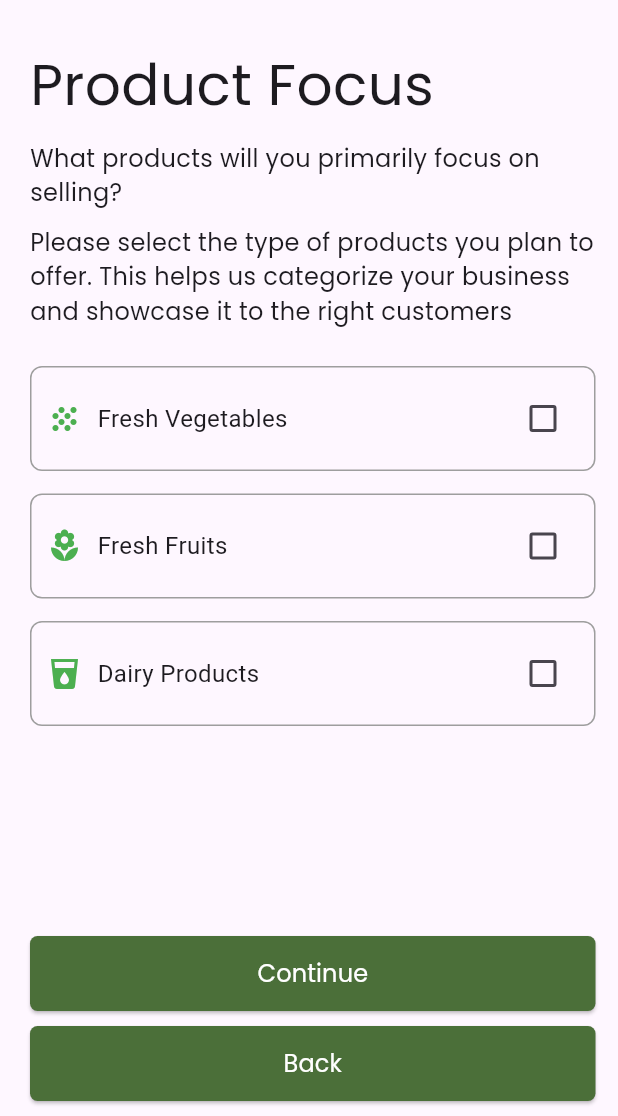
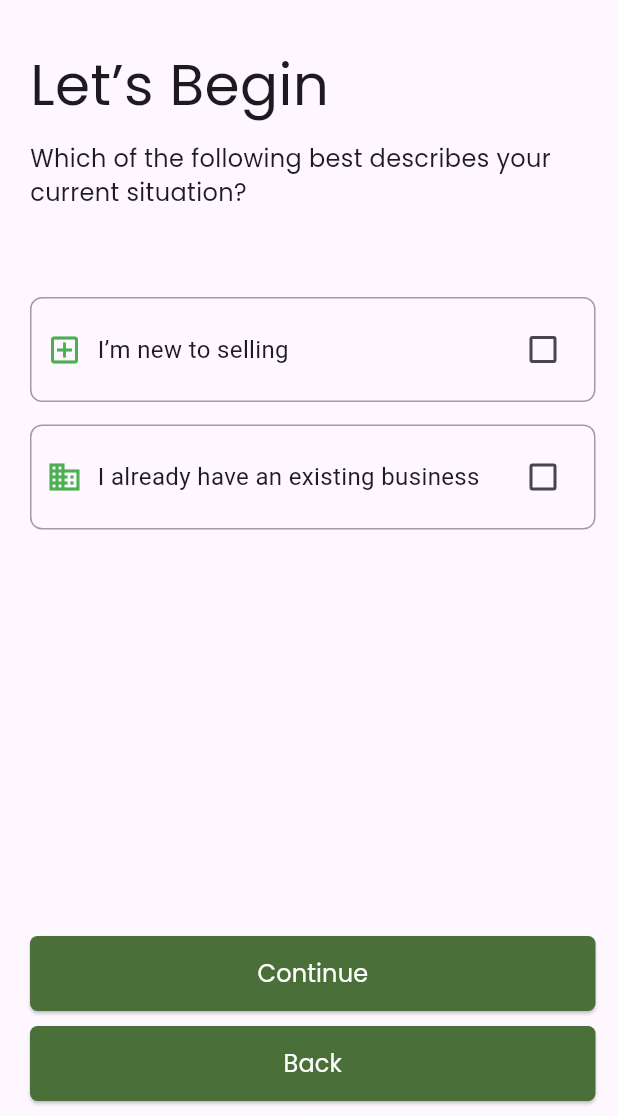
Before and after one commit to mystickminal14/Mero-Khet, a Flutter app: the HomePage screen opened by its route, after a tap on "Join the Marketplace", on a phone screen of 412 x 824 dp, the part 120-1236 px from its top. Run offline on Flutter 3.47's test engine with Material 3 defaults, Android fonts, the phone set to English and light mode, and no system bars.

Commit message:
added questionnaire pages

```diff
--- a/lib/main.dart
+++ b/lib/main.dart
@@ -1,5 +1,7 @@
 import 'package:flutter/material.dart';
 import 'package:merokhet/screens/auth/consumer_registration.dart';
+import 'package:merokhet/screens/auth/farmer_auth/questionnaire_1.dart';
+import 'package:merokhet/screens/auth/farmer_auth/questionnaire_2.dart';
 import 'package:merokhet/screens/auth/farmer_auth/questionnaire_3.dart';
 import 'package:merokhet/screens/auth/farmer_auth/questionnaire_4.dart';
 import 'package:merokhet/screens/auth/login_page.dart';
@@ -27,6 +29,8 @@ class MyApp extends StatelessWidget {
       routes: {
         '/login': (context) => const LoginPage(),
         '/consumer_registration': (context) => const ConsumerRegistration(),
+        '/qna1': (context) => const Questionnaire1(),
+        '/qna2': (context) => const Questionnaire2(),
         '/qna3': (context) => const Questionnaire3(),
         '/qna4': (context) => const Questionnaire4(),
         '/home': (context) => const HomePage(),
--- /dev/null
+++ b/lib/screens/auth/farmer_auth/questionnaire_1.dart
@@ -0,0 +1,96 @@
+import 'package:flutter/material.dart';
+import 'package:merokhet/widgets/QuestionnaireLayouts/custom_checkbox.dart';
+import 'package:merokhet/widgets/QuestionnaireLayouts/custom_next_button.dart';
+import 'package:merokhet/widgets/QuestionnaireLayouts/questionnaire_header.dart';
+import 'package:merokhet/widgets/QuestionnaireLayouts/questions.dart';
+
+class Questionnaire1 extends StatefulWidget {
+  const Questionnaire1({super.key});
+  @override
+  State<StatefulWidget> createState() {
+    return Questionnaire1state();
+  }
+}
+
+class Questionnaire1state extends State<Questionnaire1> {
+  final ans = "";
+  final title = "Let’s Begin";
+  final qna = "Which of the following best describes your current situation?";
+
+  @override
+  Widget build(BuildContext context) {
+    return Scaffold(
+      resizeToAvoidBottomInset: false,
+      body: SafeArea(
+        child: Container(
+          padding: const EdgeInsets.only(left: 20, right: 15, bottom: 10),
+          width: double.infinity,
+          child: Column(
+            mainAxisAlignment: MainAxisAlignment.spaceBetween,
+            children: [
+              Column(
+                children: [
+                  QuestionnaireHeader(
+                    onPressed: () {
+                      Navigator.pushNamed(context, '/qna3');
+                    },
+                  ),
+                  const SizedBox(
+                    height: 30,
+                  ),
+                  Column(
+                    children: [
+                      Questions(
+                        title: title,
+                        question: qna,
+                        ans: ans,
+                      ),
+                      const SizedBox(
+                        height: 25,
+                      ),
+                      CustomCheckbox(
+                        title: 'I’m new to selling',
+                        icon: Icons.add_box_outlined,
+                        initialValue: false,
+                        onChanged: (bool? value) {},
+                      ),
+                      const SizedBox(
+                        height: 15,
+                      ),
+                      CustomCheckbox(
+                        title: 'I already have an existing business',
+                        icon: Icons.business,
+                        initialValue: false,
+                        onChanged: (bool? value) {},
+                      ),
+                      const SizedBox(
+                        height: 15,
+                      ),
+                    ],
+                  ),
+                ],
+              ),
+              Column(
+                children: [
+                  CustomNextButton(
+                      text: "Continue",
+                      onPressed: () {
+                        Navigator.pushNamed(context, '/qna2');
+                      },
+                      buttonColor: const Color(0xFF4B6F39)),
+                  const SizedBox(height: 10),
+                  CustomNextButton(
+                      text: "Back",
+                      onPressed: () {
+                        Navigator.pushNamed(context, '/home');
+                      },
+                      buttonColor: const Color(0xFF4B6F39))
+                ],
+              )
+            ],
+          ),
+        ),
+      ),
+    );
+  }
+}
--- a/lib/screens/auth/login_page.dart
+++ b/lib/screens/auth/login_page.dart
@@ -159,7 +159,7 @@ class _LoginPageState extends State<LoginPage> {
             Row(
               mainAxisAlignment: MainAxisAlignment.center,
               children: [
-                const Text("New To Platform?",
+                const Text("New To Platform? ",
                     style: TextStyle(
                         fontSize: 12,
                         fontFamily: 'poppins',
--- a/lib/screens/home/home.dart
+++ b/lib/screens/home/home.dart
@@ -84,7 +84,7 @@ class HomePage extends StatelessWidget {
                     CustomButton(
                       text: "Join the Marketplace",
                       onPressed: () {
-                        Navigator.pushNamed(context, '/qna3');
+                        Navigator.pushNamed(context, '/qna1');
                       },
                     ),
                     const SizedBox(
--- a/lib/widgets/QuestionnaireLayouts/custom_next_button.dart
+++ b/lib/widgets/QuestionnaireLayouts/custom_next_button.dart
@@ -15,12 +15,12 @@ class CustomNextButton extends StatelessWidget {
     return ElevatedButton(
       onPressed: onPressed,
       style: ButtonStyle(
-        foregroundColor: const MaterialStatePropertyAll(Colors.white),
-        minimumSize: const MaterialStatePropertyAll(
+        foregroundColor: const WidgetStatePropertyAll(Colors.white),
+        minimumSize: const WidgetStatePropertyAll(
           Size(double.infinity, 50),
         ),
-        backgroundColor: MaterialStatePropertyAll(buttonColor),
-        shape: const MaterialStatePropertyAll(
+        backgroundColor: WidgetStatePropertyAll(buttonColor),
+        shape: const WidgetStatePropertyAll(
           RoundedRectangleBorder(
             borderRadius: BorderRadius.all(Radius.circular(5)),
           ),
--- a/lib/widgets/custom_button.dart
+++ b/lib/widgets/custom_button.dart
@@ -5,13 +5,11 @@ class CustomButton extends StatelessWidget {
   final VoidCallback onPressed;
   final Color buttonColor;
 
-
   const CustomButton({
     super.key,
     required this.text,
     required this.onPressed,
     this.buttonColor = const Color(0xFF4B6F39), // Default color
-
   });
 
   @override
@@ -19,12 +17,12 @@ class CustomButton extends StatelessWidget {
     return ElevatedButton(
       onPressed: onPressed,
       style: ButtonStyle(
-        foregroundColor: const MaterialStatePropertyAll(Colors.white),
-        minimumSize: const MaterialStatePropertyAll(
+        foregroundColor: const WidgetStatePropertyAll(Colors.white),
+        minimumSize: const WidgetStatePropertyAll(
           Size(double.infinity, 50),
         ),
-        backgroundColor: MaterialStatePropertyAll(buttonColor),
-        shape: const MaterialStatePropertyAll(
+        backgroundColor: WidgetStatePropertyAll(buttonColor),
+        shape: const WidgetStatePropertyAll(
           RoundedRectangleBorder(
             borderRadius: BorderRadius.all(Radius.circular(5)),
           ),
@@ -34,7 +32,7 @@ class CustomButton extends StatelessWidget {
         text,
         style: const TextStyle(
           fontSize: 16,
-          color:Colors.white,
+          color: Colors.white,
           fontFamily: 'poppins',
           fontWeight: FontWeight.w400,
         ),
```
Also changed, not shown: lib/screens/auth/farmer_auth/questionnaire_2.dart (added, +96 -0 lines).
